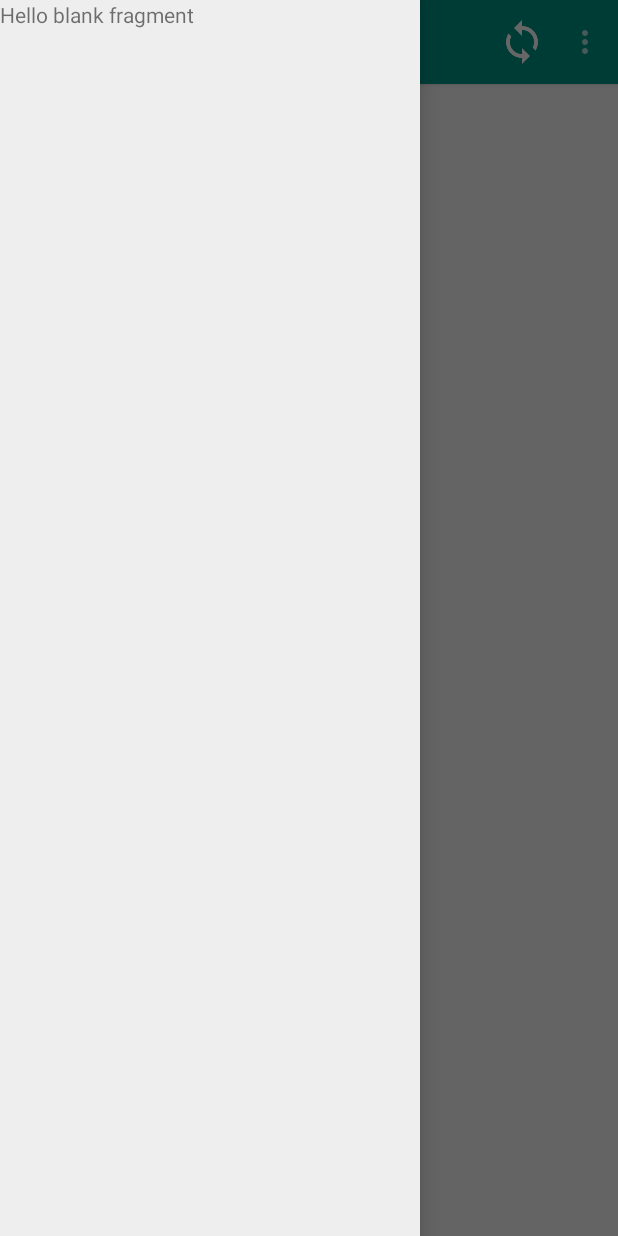
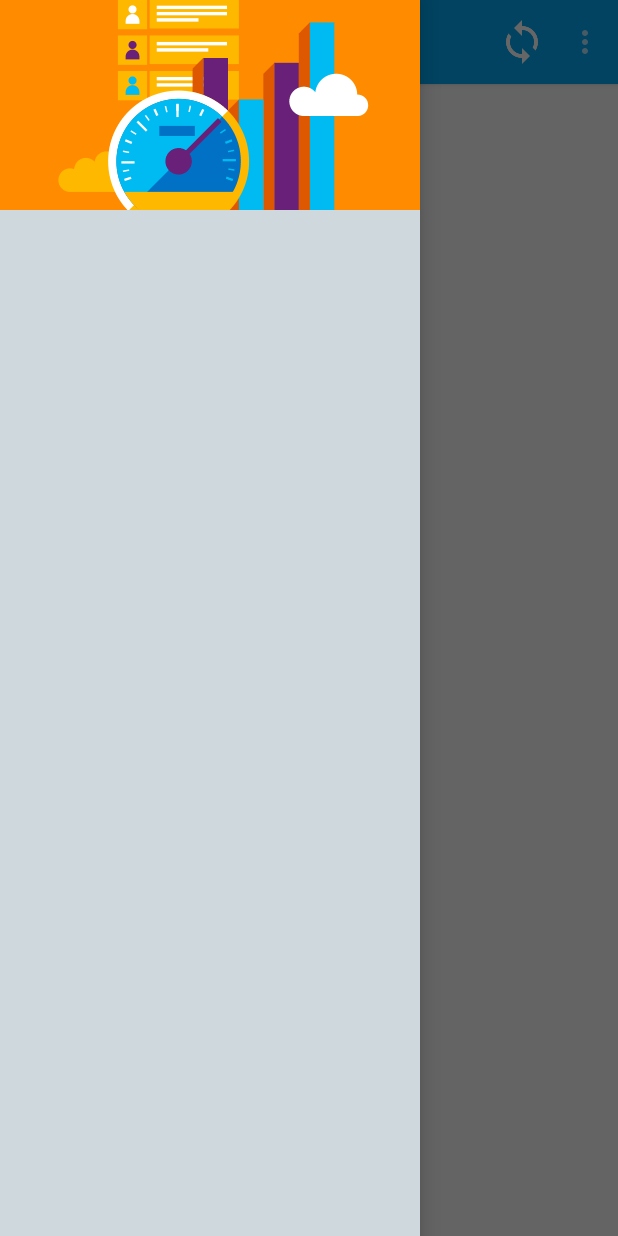
Before and after one commit to aRezaulAlam/Android-Tutorial, an Android app: the screen it shows after launch (MainActivity), on a phone screen of 412 x 824 dp. Run offline under Robolectric (Android 15) with nearby library versions, the phone set to English and light mode, and no system bars.

Commit message:
updated Navigation Drawer with Material Design

```diff
--- a/MaterialDesignApp/app/src/main/res/layout/fragment_fragment_nav_drawer.xml
+++ b/MaterialDesignApp/app/src/main/res/layout/fragment_fragment_nav_drawer.xml
@@ -2,13 +2,15 @@
     xmlns:tools="http://schemas.android.com/tools"
     android:layout_width="match_parent"
     android:layout_height="match_parent"
-    android:background="#EEE"
+    android:background="#cfd8dc"
     tools:context="com.agroho.materialdesignapp.FragmentNavDrawer">
 
     <!-- TODO: Update blank fragment layout -->
-    <TextView
-        android:layout_width="match_parent"
-        android:layout_height="match_parent"
-        android:text="@string/hello_blank_fragment" />
+    <ImageView
+        android:layout_width="280dp"
+        android:layout_height="140dp"
+        android:src="@drawable/ic_abstract"/>
+
+
 
 </RelativeLayout>
--- a/MaterialDesignApp/app/src/main/res/values/colors.xml.xml
+++ b/MaterialDesignApp/app/src/main/res/values/colors.xml.xml
@@ -1,6 +1,6 @@
 <?xml version="1.0" encoding="utf-8"?>
 <resources>
-    <color name="primaryColor">#009688</color>
-    <color name="primaryColorDark">#00796b</color>
-    <color name="accentColor">#9c27b0</color>
+    <color name="primaryColor">#03a9f4</color>
+    <color name="primaryColorDark">#0288d1</color>
+    <color name="accentColor">#455a64</color>
 </resources>
```
Also changed, not shown: MaterialDesignApp/app/src/main/res/drawable-nodpi/apps.png (added), MaterialDesignApp/app/src/main/res/drawable-nodpi/bk_nav.jpg (added), MaterialDesignApp/app/src/main/res/drawable-nodpi/create.png (added), MaterialDesignApp/app/src/main/res/drawable-nodpi/ic_abstract.png (added), MaterialDesignApp/app/src/main/res/drawable-nodpi/menu.png (added), MaterialDesignApp/app/src/main/res/drawable-nodpi/msg.png (added), MaterialDesignApp/app/src/main/res/drawable-nodpi/reload.png (added).
